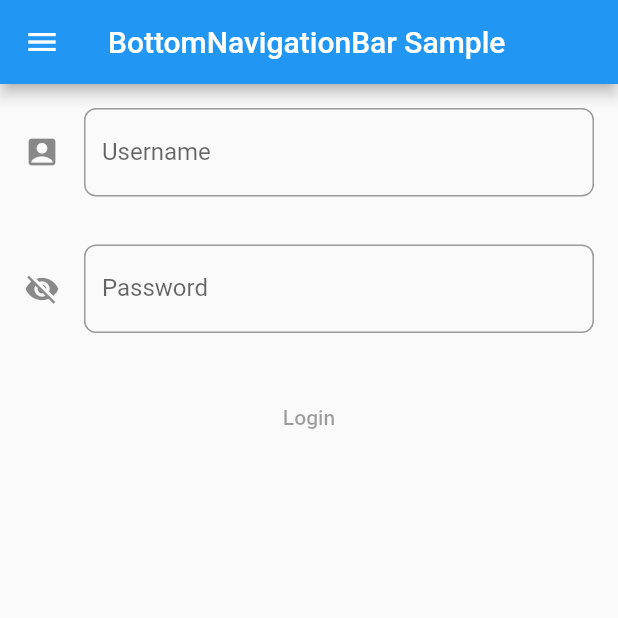
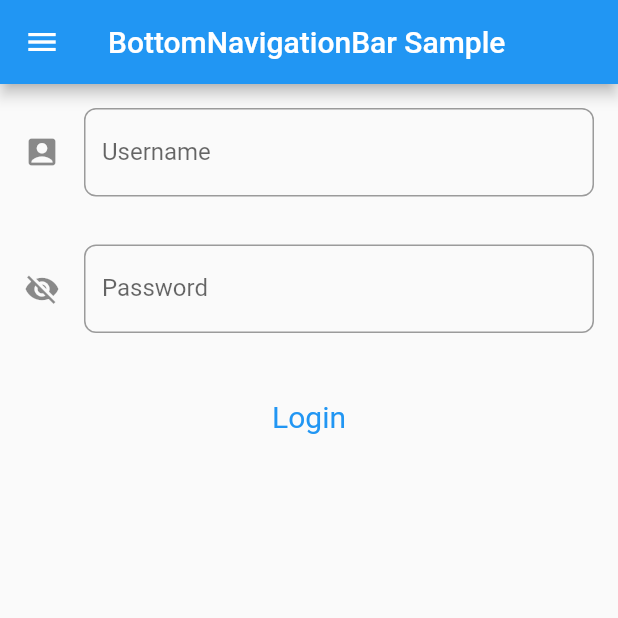
Before and after one commit to zfeder/marketshop_app, a Flutter app: the screen it shows after launch, on a phone screen of 412 x 824 dp, the top half of it. Run offline on Flutter 3.47's test engine with Material 2 defaults, Android fonts, the phone set to English and light mode, and no system bars.

Commit message:
login press

```diff
--- a/lib/main.dart
+++ b/lib/main.dart
@@ -59,10 +59,10 @@ class _MyStatefulWidgetState extends State<MyStatefulWidget> {
             Padding(
               padding: const EdgeInsets.all(16),
               child: TextButton(
-                  style: TextButton.styleFrom(
-                    foregroundColor: Colors.blue,
-                  ),
-                  onPressed: null,
+                style: TextButton.styleFrom(
+                  textStyle: const TextStyle(fontSize: 20),
+                ),
+                  onPressed: () {},
                   child: const Text('Login'),
               ),
             ),
```
